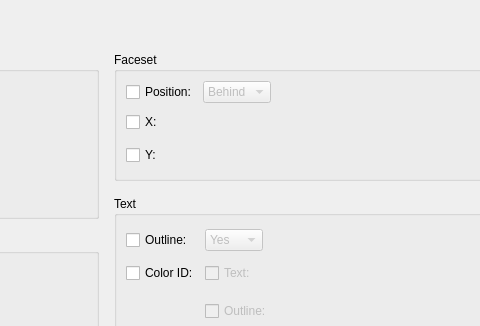
Old version of the form Editor/Dialogs/Commands/dialogcommandsetdialogboxoptions.ui in the repository RPG-Paper-Maker/RPG-Paper-Maker; both pictures show x 263 to 743 and y 0 to 326 of the 911 by 495 pixel window.
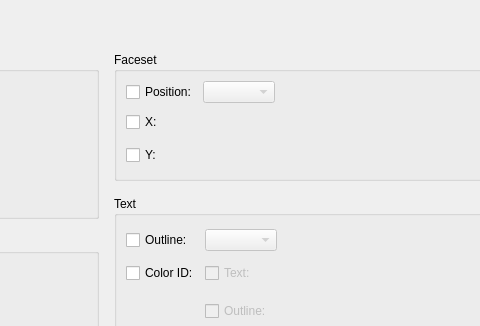
New version of the form. Custom widgets are drawn as their Qt base class.

The edit to the form file:
```diff
--- a/Editor/Dialogs/Commands/dialogcommandsetdialogboxoptions.ui
+++ b/Editor/Dialogs/Commands/dialogcommandsetdialogboxoptions.ui
@@ -228,16 +228,6 @@
                 <property name="enabled">
                  <bool>false</bool>
                 </property>
-                <item>
-                 <property name="text">
-                  <string>Behind</string>
-                 </property>
-                </item>
-                <item>
-                 <property name="text">
-                  <string>Above</string>
-                 </property>
-                </item>
                </widget>
               </item>
               <item row="0" column="2">
@@ -330,16 +320,6 @@
                 <property name="enabled">
                  <bool>false</bool>
                 </property>
-                <item>
-                 <property name="text">
-                  <string>Yes</string>
-                 </property>
-                </item>
-                <item>
-                 <property name="text">
-                  <string>No</string>
-                 </property>
-                </item>
                </widget>
               </item>
               <item row="0" column="2" colspan="4">
```
Left out of the diff: 8 changed lines with no effect on the pictures.
